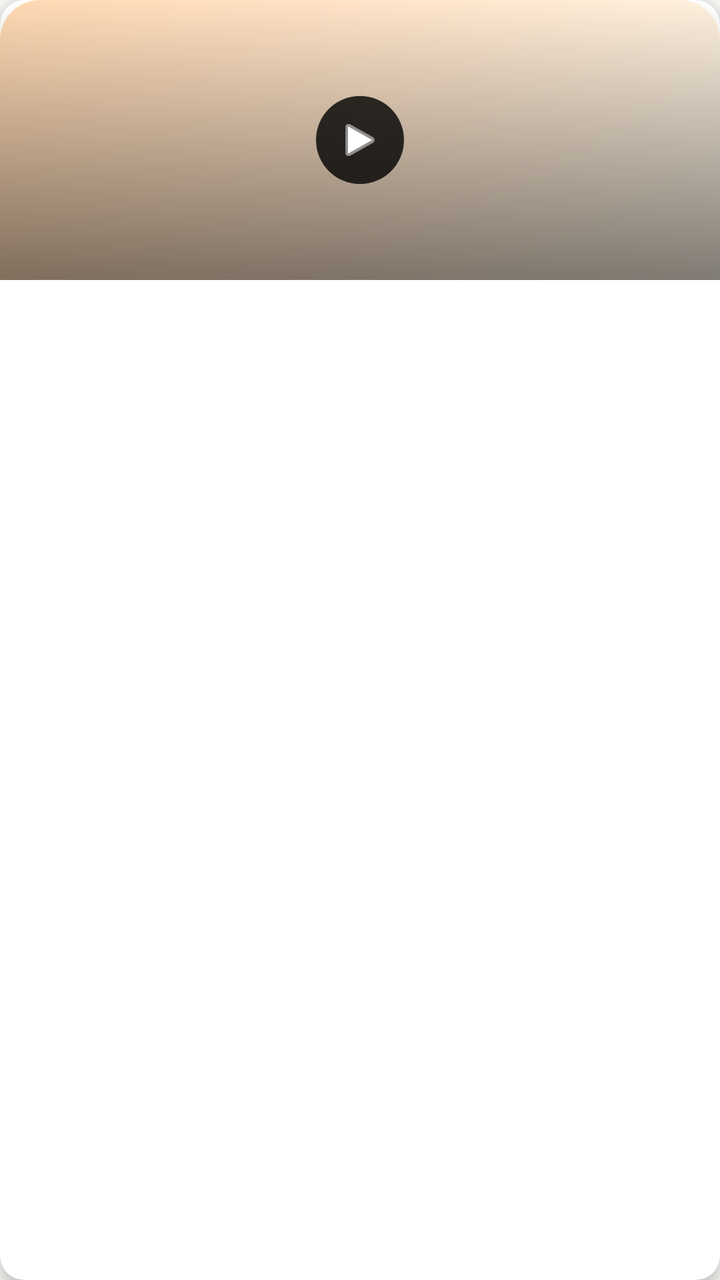
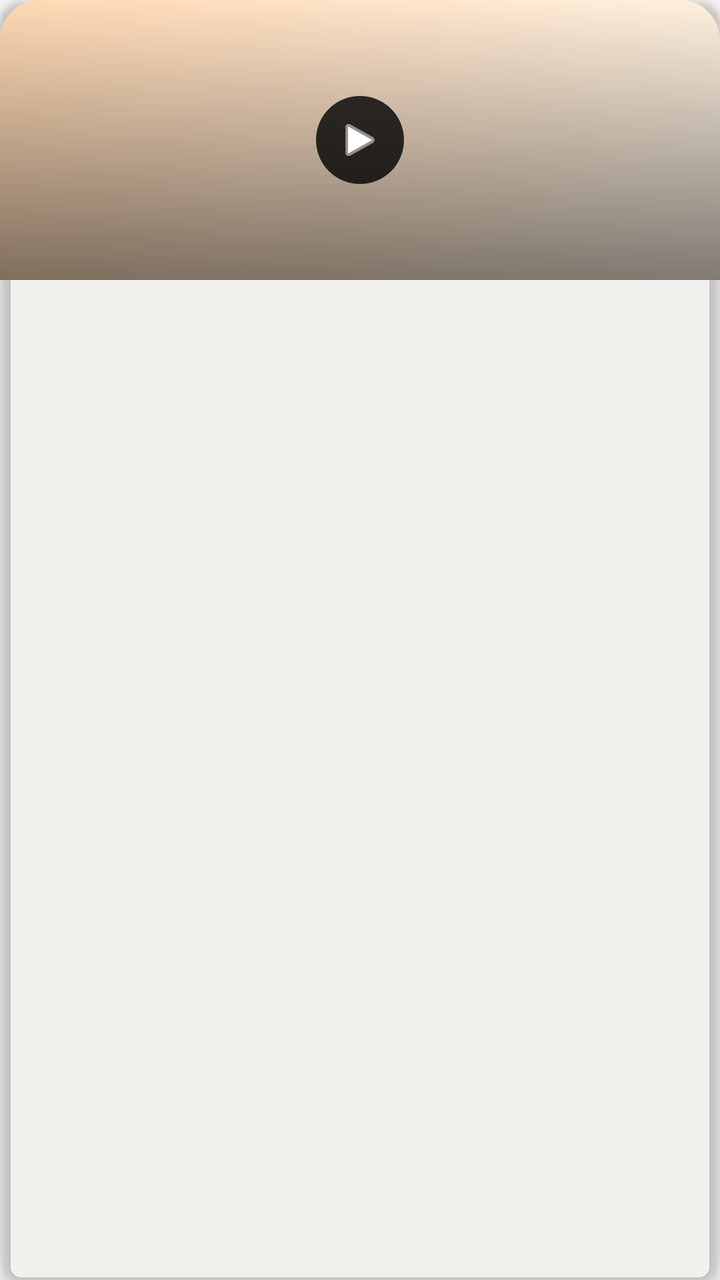

Compare the two renders of this Android layout. The source of the first and the diff that turns it into the second are given below.
<!-- AndroidManifest.xml: application theme Theme.Swami -->
<!-- res/layout/item_history_audio.xml -->
<?xml version="1.0" encoding="utf-8"?>
<com.google.android.material.card.MaterialCardView xmlns:android="http://schemas.android.com/apk/res/android"
    xmlns:app="http://schemas.android.com/apk/res-auto"
    xmlns:tools="http://schemas.android.com/tools"
    android:layout_width="@dimen/history_card_width"
    android:layout_height="wrap_content"
    android:layout_marginEnd="@dimen/history_card_margin"
    app:cardCornerRadius="12dp"
    app:cardElevation="4dp"
    app:strokeWidth="0dp"
    app:cardBackgroundColor="@android:color/white"
    android:foreground="?attr/selectableItemBackground"
    android:clickable="true"
    android:focusable="true">

    <LinearLayout
        android:layout_width="match_parent"
        android:layout_height="wrap_content"
        android:orientation="vertical">

        <FrameLayout
            android:layout_width="match_parent"
            android:layout_height="@dimen/history_card_thumbnail_height">

            <ImageView
                android:id="@+id/audio_book_card_thumbnail"
                android:layout_width="match_parent"
                android:layout_height="match_parent"
                android:scaleType="centerCrop"
                android:background="@drawable/book_placeholder"
                android:contentDescription="Audio book" />

            <View
                android:layout_width="match_parent"
                android:layout_height="match_parent"
                android:background="@drawable/audio_card_gradient_overlay" />

            <ImageView
                android:id="@+id/audio_book_card_play_overlay"
                android:layout_width="44dp"
                android:layout_height="44dp"
                android:layout_gravity="center"
                android:padding="10dp"
                android:background="@drawable/play_circle_bg"
                android:src="@android:drawable/ic_media_play"
                app:tint="@android:color/white"
                android:contentDescription="Play" />

            <LinearLayout
                android:id="@+id/audio_book_card_progress_layout"
                android:layout_width="match_parent"
                android:layout_height="wrap_content"
                android:layout_gravity="bottom"
                android:orientation="vertical"
                android:padding="6dp"
                android:visibility="gone">

                <ProgressBar
                    android:id="@+id/audio_book_card_progress_bar"
                    style="?android:attr/progressBarStyleHorizontal"
                    android:layout_width="match_parent"
                    android:layout_height="2dp"
                    android:max="100"
                    android:progress="0"
                    android:progressTint="@color/deep_saffron"
                    android:progressBackgroundTint="#40FFFFFF" />

                <TextView
                    android:id="@+id/audio_book_card_progress_text"
                    android:layout_width="wrap_content"
                    android:layout_height="wrap_content"
                    android:layout_marginTop="2dp"
                    android:textSize="9sp"
                    android:textColor="@android:color/white"
                    android:text="60% ચાલુ રાખો" />
            </LinearLayout>

            <TextView
                android:id="@+id/audio_book_card_duration_badge"
                android:layout_width="wrap_content"
                android:layout_height="wrap_content"
                android:layout_gravity="bottom|end"
                android:layout_margin="6dp"
                android:visibility="gone" />

            <TextView
                android:id="@+id/audio_book_card_parts"
                android:layout_width="wrap_content"
                android:layout_height="wrap_content"
                android:visibility="gone" />

            <TextView
                android:id="@+id/audio_book_card_server_badge"
                android:layout_width="wrap_content"
                android:layout_height="wrap_content"
                android:visibility="gone" />
        </FrameLayout>

        <TextView
            android:id="@+id/audio_book_card_title"
            android:layout_width="match_parent"
            android:layout_height="wrap_content"
            android:padding="10dp"
            android:paddingTop="8dp"
            android:paddingBottom="8dp"
            android:textSize="13sp"
            android:textStyle="bold"
            android:textColor="?attr/text_primary"
            android:maxLines="2"
            android:ellipsize="end" />
    </LinearLayout>
</com.google.android.material.card.MaterialCardView>
<!-- resources referenced by this layout -->
<resources>
  <color name="deep_saffron">#E85D04</color>
  <dimen name="history_card_margin">10dp</dimen>
  <dimen name="history_card_thumbnail_height">140dp</dimen>
  <dimen name="history_card_width">150dp</dimen>
  <!-- drawable audio_card_gradient_overlay (drawable) -->
  <?xml version="1.0" encoding="utf-8"?>
  <shape xmlns:android="http://schemas.android.com/apk/res/android"
      android:shape="rectangle">
      <gradient
          android:angle="270"
          android:startColor="#00000000"
          android:endColor="#80000000"
          android:type="linear" />
  </shape>
  <!-- drawable book_placeholder (drawable) -->
  <?xml version="1.0" encoding="utf-8"?>
  <shape xmlns:android="http://schemas.android.com/apk/res/android"
      android:shape="rectangle">
      <gradient
          android:type="linear"
          android:angle="135"
          android:startColor="#FFF5E6"
          android:centerColor="#FFE6CC"
          android:endColor="#FFD9B3" />
      <corners
          android:topLeftRadius="20dp"
          android:topRightRadius="20dp" />
  </shape>
  <!-- drawable play_circle_bg (drawable) -->
  <?xml version="1.0" encoding="utf-8"?>
  <shape xmlns:android="http://schemas.android.com/apk/res/android"
      android:shape="oval">
      <solid android:color="#CC000000" />
  </shape>
  <style name="Theme.Swami" parent="Theme.MaterialComponents.DayNight.NoActionBar">
          
          <item name="colorPrimary">@color/bhagva</item>
          <item name="colorPrimaryVariant">@color/bhagva_dark</item>
          <item name="colorOnPrimary">@color/white</item>
          
          <item name="colorSecondary">@color/bhagva</item>
          <item name="colorSecondaryVariant">@color/bhagva_dark</item>
          <item name="colorOnSecondary">@color/white</item>
          
          <item name="android:statusBarColor">?attr/colorPrimaryVariant</item>
          
          <item name="android:windowBackground">@color/background_light</item>
          
          <item name="background_light">@color/background_light</item>
          <item name="card_background">@color/card_background</item>
          <item name="text_primary">@color/text_primary</item>
          <item name="text_secondary">@color/text_secondary</item>
          
      </style>
  <color name="bhagva">#FF9933</color>
  <color name="bhagva_dark">#FF7A1A</color>
  <color name="white">#FFFFFFFF</color>
  <color name="background_light">#FAF9F6</color>
  <color name="card_background">#FFFFFF</color>
  <color name="text_primary">#1A1A1A</color>
  <color name="text_secondary">#757575</color>
</resources>

<!-- the commit's change to res/layout/item_history_audio.xml (unified diff, before → after) -->
@@ -8,105 +8,109 @@
     app:cardCornerRadius="12dp"
     app:cardElevation="4dp"
     app:strokeWidth="0dp"
-    app:cardBackgroundColor="@android:color/white"
+    app:cardBackgroundColor="@android:color/transparent"
     android:foreground="?attr/selectableItemBackground"
     android:clickable="true"
     android:focusable="true">
 
-    <LinearLayout
+    
+    <FrameLayout
         android:layout_width="match_parent"
-        android:layout_height="wrap_content"
-        android:orientation="vertical">
+        android:layout_height="@dimen/history_card_thumbnail_height">
 
-        <FrameLayout
+        <ImageView
+            android:id="@+id/audio_book_card_thumbnail"
             android:layout_width="match_parent"
-            android:layout_height="@dimen/history_card_thumbnail_height">
+            android:layout_height="match_parent"
+            android:scaleType="centerCrop"
+            android:background="@drawable/book_placeholder"
+            android:contentDescription="Audio book" />
 
-            <ImageView
-                android:id="@+id/audio_book_card_thumbnail"
+        <View
+            android:layout_width="match_parent"
+            android:layout_height="match_parent"
+            android:background="@drawable/audio_card_gradient_overlay" />
+
+        <ImageView
+            android:id="@+id/audio_book_card_play_overlay"
+            android:layout_width="44dp"
+            android:layout_height="44dp"
+            android:layout_gravity="center"
+            android:padding="10dp"
+            android:background="@drawable/play_circle_bg"
+            android:src="@android:drawable/ic_media_play"
+            app:tint="@android:color/white"
+            android:contentDescription="Play" />
+
+        <LinearLayout
+            android:id="@+id/audio_book_card_progress_layout"
+            android:layout_width="match_parent"
+            android:layout_height="wrap_content"
+            android:layout_gravity="bottom"
+            android:orientation="vertical"
+            android:padding="6dp"
+            android:visibility="gone">
+
+            <ProgressBar
+                android:id="@+id/audio_book_card_progress_bar"
+                style="?android:attr/progressBarStyleHorizontal"
                 android:layout_width="match_parent"
-                android:layout_height="match_parent"
-                android:scaleType="centerCrop"
-                android:background="@drawable/book_placeholder"
-                android:contentDescription="Audio book" />
+                android:layout_height="2dp"
+                android:max="100"
+                android:progress="0"
+                android:progressTint="@color/deep_saffron"
+                android:progressBackgroundTint="#40FFFFFF" />
 
-            <View
-                android:layout_width="match_parent"
-                android:layout_height="match_parent"
-                android:background="@drawable/audio_card_gradient_overlay" />
+            <TextView
+                android:id="@+id/audio_book_card_progress_text"
+                android:layout_width="wrap_content"
+                android:layout_height="wrap_content"
+                android:layout_marginTop="2dp"
+                android:textSize="9sp"
+                android:textColor="@android:color/white"
+                android:text="60% ચાલુ રાખો" />
+        </LinearLayout>
 
-            <ImageView
-                android:id="@+id/audio_book_card_play_overlay"
-                android:layout_width="44dp"
-                android:layout_height="44dp"
-                android:layout_gravity="center"
-                android:padding="10dp"
-                android:background="@drawable/play_circle_bg"
-                android:src="@android:drawable/ic_media_play"
-                app:tint="@android:color/white"
-                android:contentDescription="Play" />
+        
+        <LinearLayout
+            android:layout_width="match_parent"
+            android:layout_height="wrap_content"
+            android:layout_gravity="bottom"
+            android:orientation="vertical"
+            android:paddingStart="8dp"
+            android:paddingEnd="8dp"
+            android:paddingTop="4dp"
+            android:paddingBottom="8dp">
 
-            <LinearLayout
-                android:id="@+id/audio_book_card_progress_layout"
+            <TextView
+                android:id="@+id/audio_book_card_title"
                 android:layout_width="match_parent"
                 android:layout_height="wrap_content"
-                android:layout_gravity="bottom"
-                android:orientation="vertical"
-                android:padding="6dp"
-                android:visibility="gone">
-
-                <ProgressBar
-                    android:id="@+id/audio_book_card_progress_bar"
-                    style="?android:attr/progressBarStyleHorizontal"
-                    android:layout_width="match_parent"
-                    android:layout_height="2dp"
-                    android:max="100"
-                    android:progress="0"
-                    android:progressTint="@color/deep_saffron"
-                    android:progressBackgroundTint="#40FFFFFF" />
-
-                <TextView
-                    android:id="@+id/audio_book_card_progress_text"
-                    android:layout_width="wrap_content"
-                    android:layout_height="wrap_content"
-                    android:layout_marginTop="2dp"
-                    android:textSize="9sp"
-                    android:textColor="@android:color/white"
-                    android:text="60% ચાલુ રાખો" />
-            </LinearLayout>
-
-            <TextView
-                android:id="@+id/audio_book_card_duration_badge"
-                android:layout_width="wrap_content"
-                android:layout_height="wrap_content"
-                android:layout_gravity="bottom|end"
-                android:layout_margin="6dp"
-                android:visibility="gone" />
-
-            <TextView
-                android:id="@+id/audio_book_card_parts"
-                android:layout_width="wrap_content"
-                android:layout_height="wrap_content"
-                android:visibility="gone" />
-
-            <TextView
-                android:id="@+id/audio_book_card_server_badge"
-                android:layout_width="wrap_content"
-                android:layout_height="wrap_content"
-                android:visibility="gone" />
-        </FrameLayout>
+                android:textSize="13sp"
+                android:textStyle="bold"
+                android:textColor="@android:color/white"
+                android:maxLines="2"
+                android:ellipsize="end" />
+        </LinearLayout>
 
         <TextView
-            android:id="@+id/audio_book_card_title"
-            android:layout_width="match_parent"
+            android:id="@+id/audio_book_card_duration_badge"
+            android:layout_width="wrap_content"
             android:layout_height="wrap_content"
-            android:padding="10dp"
-            android:paddingTop="8dp"
-            android:paddingBottom="8dp"
-            android:textSize="13sp"
-            android:textStyle="bold"
-            android:textColor="?attr/text_primary"
-            android:maxLines="2"
-            android:ellipsize="end" />
-    </LinearLayout>
+            android:layout_gravity="bottom|end"
+            android:layout_margin="6dp"
+            android:visibility="gone" />
+
+        <TextView
+            android:id="@+id/audio_book_card_parts"
+            android:layout_width="wrap_content"
+            android:layout_height="wrap_content"
+            android:visibility="gone" />
+
+        <TextView
+            android:id="@+id/audio_book_card_server_badge"
+            android:layout_width="wrap_content"
+            android:layout_height="wrap_content"
+            android:visibility="gone" />
+    </FrameLayout>
 </com.google.android.material.card.MaterialCardView>
